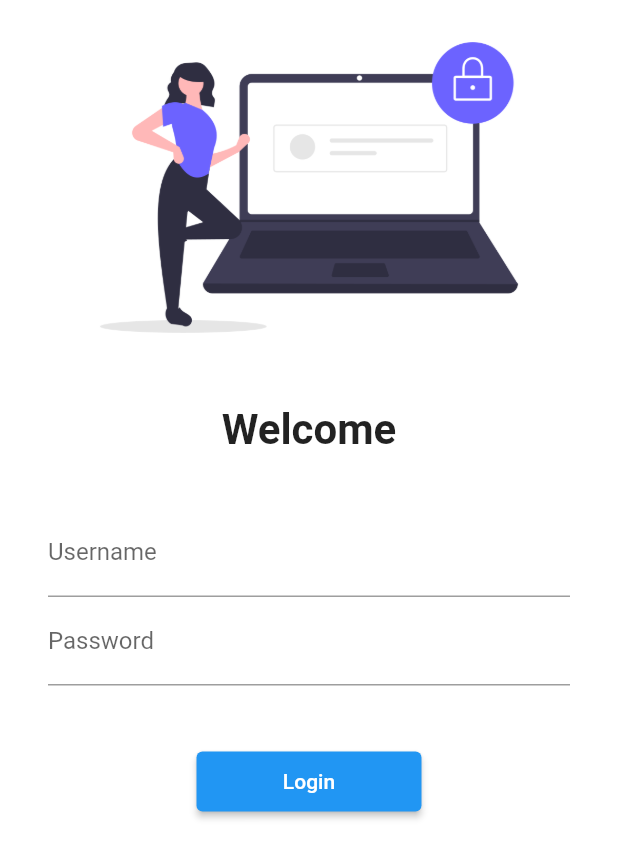
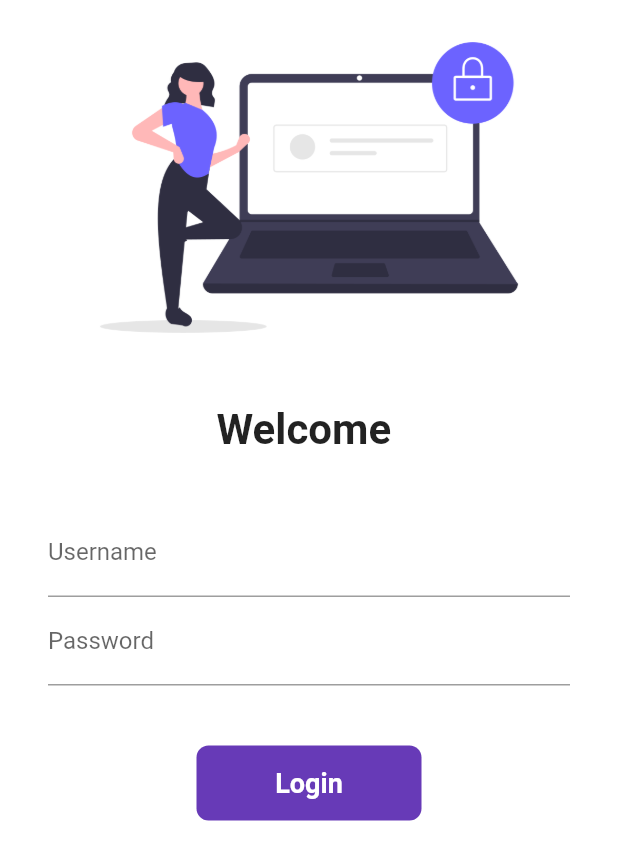
Before and after one commit to faisalmoinuddin99/30DaysOfFlutter, a Flutter app: the screen it shows after launch, on a phone screen of 412 x 824 dp. Shown: the top 860 px of the screen. Run offline on Flutter 3.47's test engine with Material 2 defaults, Android fonts, the phone set to English and light mode, and no system bars; our stand-ins replace google_fonts.

Commit message:
Day 6 Completed

```diff
--- a/lib/main.dart
+++ b/lib/main.dart
@@ -31,11 +31,11 @@ class MyApp extends StatelessWidget {
         brightness: Brightness.light,
         // primarySwatch: Colors.red
       ),
-      initialRoute: "/login",
+      initialRoute: MyRoutes.loginRoute,
       routes: {
-        "/": (context) => LoginPage(),
-        MyRoutes.homeRoute: (context) => HomePage(),
-        MyRoutes.loginRoute: (context) => LoginPage()
+        "/": (context) => const LoginPage(),
+        MyRoutes.homeRoute: (context) => const HomePage(),
+        MyRoutes.loginRoute: (context) => const LoginPage()
       },
     );
   }
--- a/lib/pages/login_page.dart
+++ b/lib/pages/login_page.dart
@@ -1,8 +1,16 @@
 import 'package:first_app/utils/routes.dart';
 import 'package:flutter/material.dart';
 
-class LoginPage extends StatelessWidget {
+class LoginPage extends StatefulWidget {
   const LoginPage({Key? key}) : super(key: key);
+
+  @override
+  State<LoginPage> createState() => _LoginPageState();
+}
+
+class _LoginPageState extends State<LoginPage> {
+  String name = "";
+  bool changeButton = false ;
 
   @override
   Widget build(BuildContext context) {
@@ -19,9 +27,9 @@ class LoginPage extends StatelessWidget {
               const SizedBox(
                 height: 20.0,
               ),
-              const Text(
-                "Welcome",
-                style: TextStyle(
+              Text(
+                "Welcome $name",
+                style: const TextStyle(
                   fontSize: 28,
                   fontWeight: FontWeight.bold,
                 ),
@@ -30,29 +38,60 @@ class LoginPage extends StatelessWidget {
                 height: 20.0,
               ),
               Padding(
-                padding: const EdgeInsets.symmetric(vertical: 16.0,horizontal: 32.0),
+                padding: const EdgeInsets.symmetric(
+                    vertical: 16.0, horizontal: 32.0),
                 child: Column(
                   children: [
                     TextFormField(
                       decoration: const InputDecoration(
-                          hintText: "Enter username",
-                          labelText: "Username"
-                      ),
+                          hintText: "Enter username", labelText: "Username"),
+                      onChanged: (value) {
+                        name = value;
+                        setState(() {});
+                      },
                     ),
                     TextFormField(
                       obscureText: true,
                       decoration: const InputDecoration(
-                          hintText: "Enter password",
-                          labelText: "Password"
-                      ),
+                          hintText: "Enter password", labelText: "Password"),
                     ),
                     const SizedBox(
                       height: 40.0,
                     ),
-                    ElevatedButton(style: TextButton.styleFrom(minimumSize: Size(150, 40)),onPressed: (){
+                    /*ElevatedButton(style: TextButton.styleFrom(minimumSize: const Size(150, 40)),onPressed: (){
                      // print("Hi Faisal") ;
                       Navigator.pushNamed(context, MyRoutes.homeRoute) ;
-                    }, child: const Text("Login"))
+                    }, child: const Text("Login"))*/
+                    InkWell(
+                      onTap: () async {
+                        setState(() {
+                          changeButton = true ;
+                        });
+                        await Future.delayed(const Duration(seconds: 1)) ;
+                        Navigator.pushNamed(context, MyRoutes.homeRoute) ;
+                      },
+                      child: AnimatedContainer(
+                        duration: const Duration(seconds: 1),
+                        width: changeButton ? 50 : 150,
+                        height: 50,
+
+                        alignment: Alignment.center,
+                        decoration: BoxDecoration(
+                            color: Colors.deepPurple,
+                            // shape:  changeButton ? BoxShape.circle : BoxShape.rectangle,
+                            borderRadius: BorderRadius.circular(changeButton ? 50: 8)
+                        ),
+
+                        child: changeButton ? const Icon(Icons.done,color: Colors.white,) : const Text(
+                          "Login",
+                          style: TextStyle(
+                            color: Colors.white,
+                            fontWeight: FontWeight.bold,
+                            fontSize: 18,
+                          ),
+                        ),
+                      ),
+                    ),
                   ],
                 ),
               ),
--- a/lib/utils/routes.dart
+++ b/lib/utils/routes.dart
@@ -1,3 +1,4 @@
+
 class MyRoutes{
   static String loginRoute = "/login" ;
   static String homeRoute = "/home" ;
```
